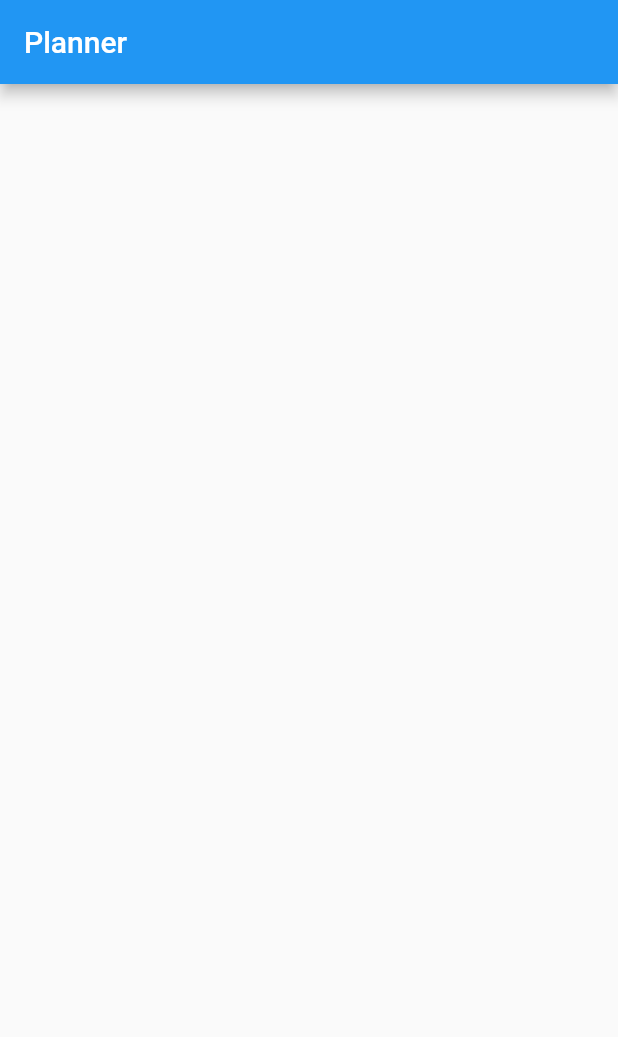
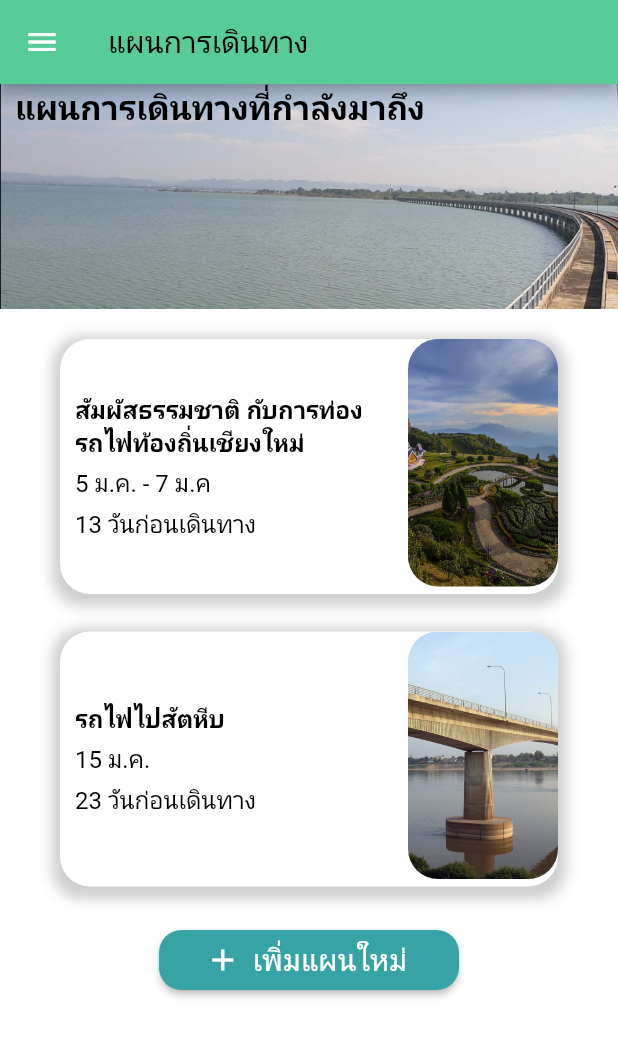
Before and after one commit to PuiFertilizer/train_planner, a Flutter app: the Planner screen opened directly, on a phone screen of 412 x 824 dp. Shown: the top 1037 px of the screen. Run offline on Flutter 3.47's test engine with Material 2 defaults, Android fonts, the light colour scheme and no system bars; our stand-ins replace date_format, dropdown_search, google_fonts; Roboto replaces fonts that are missing (Prompt).

Commit message:
finish homepage & start planner

```diff
--- /dev/null
+++ b/lib/models/plan_model.dart
@@ -0,0 +1,37 @@
+import 'package:train_planner/models/activity_model.dart';
+
+class Plann {
+  String imageUrl;
+  String planname;
+  String plandate;
+  String description;
+
+
+  Plann({
+    required this.imageUrl,
+    required this.planname,
+    required this.plandate,
+    required this.description,
+
+  });
+}
+
+
+
+List<Plann> planns = [
+  Plann(
+    imageUrl: 'assets/images/chiangmai.jpg',
+    planname: 'สัมผัสธรรมชาติ กับการท่องรถไฟท้องถิ่นเชียงใหม่',
+    plandate: '5 ม.ค. - 7 ม.ค',
+    description: '13 วันก่อนเดินทาง',
+
+  ),
+  Plann(
+    imageUrl: 'assets/images/nongkai.jpg',
+    planname: 'รถไฟไปสัตหีบ',
+    plandate: '15 ม.ค.',
+    description: '23 วันก่อนเดินทาง',
+
+  ),
+
+];
--- a/lib/screens/planner.dart
+++ b/lib/screens/planner.dart
@@ -1,5 +1,11 @@
 import 'package:flutter/material.dart';
+import '../widgets/NavBar.dart';
+import '../main.dart';
+import 'package:google_fonts/google_fonts.dart';
 
+import '../widgets/plan.dart';
+
+import '../widgets/Tourtrain_Carousel.dart';
 class Planner extends StatefulWidget {
   const Planner({ Key? key }) : super(key: key);
 
@@ -11,7 +17,64 @@ class _PlannerState extends State<Planner> {
   @override
   Widget build(BuildContext context) {
     return Scaffold(
-      appBar: AppBar(title: Text("Planner"),),
+      backgroundColor: Colors.white,
+      drawer: NavBar(),
+      appBar: AppBar(
+        backgroundColor: Color.fromARGB(255, 87, 204, 153),
+        title: Text('แผนการเดินทาง', style: GoogleFonts.prompt(color: Colors.black),),
+      ),
+      body: Container(
+        child: SingleChildScrollView(
+          child: Stack(
+            children: [
+              Image.asset("assets/images/pasak.jpg",
+              height: 150,
+              width: double.infinity,
+              fit: BoxFit.cover,
+              ),
+              Column(
+                mainAxisAlignment: MainAxisAlignment.spaceBetween,
+
+                children: <Widget>[
+                  Padding(
+                    padding: EdgeInsets.symmetric(horizontal: 10.0),
+                    child: Row(
+                      mainAxisAlignment: MainAxisAlignment.spaceBetween,
+                      children: <Widget>[
+                        Text("แผนการเดินทางที่กำลังมาถึง",
+                        style: GoogleFonts.prompt(
+                          fontSize: 22,
+                          fontWeight: FontWeight.bold,
+                          color: Colors.black,
+                        ),)
+                      ],
+                    ),
+                  )
+                ],
+              ),
+            Column(
+
+            children: <Widget>[
+              SizedBox(height: 150.0) ,
+              Plan(),
+
+
+            ],
+
+          ) ,
+
+            ],
+
+          ),
+
+        ),
+      )
     );
   }
 }
+// IconButton(
+// icon: Icon(Icons.arrow_back),
+// iconSize: 30.0,
+// color: Colors.black,
+// onPressed: () => Navigator.push(context, MaterialPageRoute(builder: (context) => MyApp())),
+// )
--- /dev/null
+++ b/lib/widgets/Plan.dart
@@ -0,0 +1,116 @@
+import 'package:flutter/material.dart';
+
+import '../models/destination_model.dart';
+import '../models/plan_model.dart';
+import 'package:google_fonts/google_fonts.dart';
+import '../screens/searchresult.dart';
+
+class Plan extends StatelessWidget {
+  @override
+  Widget build(BuildContext context) {
+    return Column(
+      children: <Widget>[
+        SizedBox(
+          height: 400,
+          child: new ListView.builder(
+            scrollDirection: Axis.vertical,
+            itemCount: planns.length,
+            itemBuilder: (BuildContext context, int index) {
+              Plann plann = planns[index];
+              return Stack(
+                children: <Widget>[
+                  Container(margin: EdgeInsets.fromLTRB(40.0, 20.0, 40.0, 5.0),
+                  height: 170.0,
+                  width: double.infinity,
+                  decoration: BoxDecoration(
+                    color: Color.fromARGB(255, 255, 255, 255),
+                    borderRadius: BorderRadius.circular(20.0),
+                    boxShadow: [
+                      BoxShadow(
+                      color: Colors.grey.withOpacity(0.5),
+                      spreadRadius: 5,
+                      blurRadius: 7,
+                      offset: Offset(0, 3), // changes position of shadow
+                  ),
+                    ],
+                  ),
+                  child: Padding(
+                    padding: const EdgeInsets.fromLTRB(10.0, 10.0, 110.0, 10.0),
+                    child: Column(
+                      mainAxisAlignment: MainAxisAlignment.center,
+                      crossAxisAlignment: CrossAxisAlignment.start,
+                      children: <Widget>[
+                        Row(
+                          mainAxisAlignment: MainAxisAlignment.spaceBetween,
+                          crossAxisAlignment: CrossAxisAlignment.start,
+                          children: <Widget>[
+                            Expanded(
+                              child: Text(
+                              plann.planname,
+                              style: GoogleFonts.prompt(fontSize: 16,color: Colors.black,fontWeight: FontWeight.w600,),
+                              softWrap: false,
+                               maxLines: 3,
+                                overflow: TextOverflow.ellipsis, // new
+                               ),
+                            )
+
+
+                        ],
+                        ),
+                        SizedBox(
+                              height: 5.0,
+                            ),
+                        Text(plann.plandate ,style: GoogleFonts.prompt(fontSize: 16,color: Colors.black)),
+
+                        SizedBox(
+                              height: 5.0,
+                            ),
+                        Text(plann.description ,style: GoogleFonts.prompt(fontSize: 16,color: Colors.black)),
+
+
+
+                      ]
+                    ),
+                  ),
+                  ),
+                  Positioned(
+                    right: 40.0,
+                    top: 20.0,
+                    bottom: 10.0,
+                    child: ClipRRect(borderRadius: BorderRadius.circular(20.0),
+                    child: Image(
+                      width: 100.0,
+                      image:AssetImage(
+                          plann.imageUrl
+                      ),
+                      fit: BoxFit.cover,
+                    ),
+                    ),
+                  )
+                ],
+              );
+            }
+          ),
+        ),
+        SizedBox(height: 10,),
+        ElevatedButton.icon(
+
+          onPressed: () {
+            Navigator.push(context, MaterialPageRoute(builder: (context) => Searchresult()),);
+           },
+          icon: Icon(Icons.add),
+          label: Text("เพิ่มแผนใหม่",
+          style: GoogleFonts.prompt(color: Colors.white, fontSize: 20.0),),
+          style: ElevatedButton.styleFrom(
+          fixedSize: Size(200, 40),
+          backgroundColor: Color.fromARGB(255, 56, 163, 165),
+          shape: RoundedRectangleBorder(
+          borderRadius: BorderRadius.circular(15.0),
+          ),
+          ),
+
+         ),
+      ],
+    );
+  }
+}
--- a/pubspec.yaml
+++ b/pubspec.yaml
@@ -39,9 +39,10 @@ dependencies:
   google_fonts: ^3.0.1
   flutter_launcher_icons: ^0.10.0
   dropdown_search: ^3.0.1
-  searchfield: ^0.2.1
   date_format: ^2.0.7
   intl: ^0.17.0
+  sidebar: ^0.0.1
+  custom_navigator: ^0.3.0
 
 
 flutter_icons:
```
Also changed, not shown: lib/NavBar.dart (added, +10 -0 lines), lib/main.dart (+9 -0 lines), lib/models/destination_model.dart (+7 -0 lines), lib/models/tourtrain_model.dart (added, +36 -0 lines), lib/screens/home.dart (+52 -85 lines), lib/screens/news.dart (added, +28 -0 lines), lib/screens/searchresult.dart (added, +21 -0 lines), lib/widgets/NavBar.dart (added, +40 -0 lines), lib/widgets/Tourtrain_Carousel.dart (+7 -9 lines), assets/images/pasak.jpg (added), lib/widgets/sidenav.dart (deleted), pubspec.lock, 2 other files.
